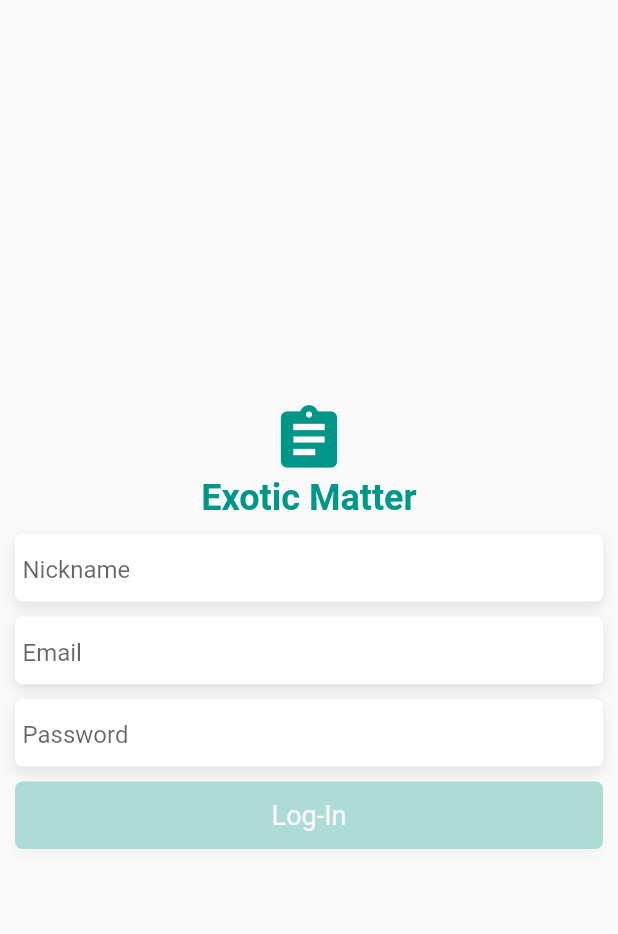
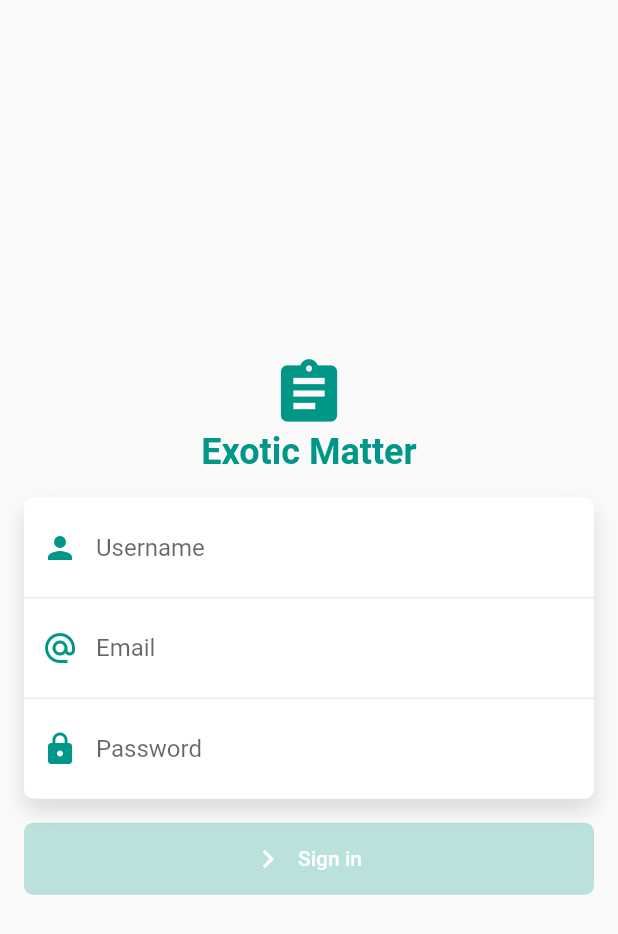
Before and after one commit to DjangoOverloard/exomatter, a Flutter app: the screen it shows after launch, on a phone screen of 412 x 824 dp. Shown: the top 934 px of the screen. Run offline on Flutter 3.47's test engine with Material 2 defaults, Android fonts, the phone set to English and light mode, and no system bars; our stand-ins replace cloud_firestore, firebase_auth; accounts and stored records are empty.

Commit message:
refactored: a lot of stuff

```diff
--- a/lib/authorization/auth.dart
+++ /dev/null
@@ -1,176 +0,0 @@
-import 'package:cloud_firestore/cloud_firestore.dart';
-import 'package:exom/home.dart';
-import 'package:firebase_auth/firebase_auth.dart';
-import 'package:flutter/material.dart';
-import 'package:exom/homeFuncs.dart';
-
-
-class Authorization extends StatefulWidget {
-  @override
-  _AuthorizationState createState() => _AuthorizationState();
-}
-
-class _AuthorizationState extends State<Authorization> {
-  var email = '';
-  var password = '';
-  var nickname = '';
-  @override
-  Widget build(BuildContext context) {
-    return Scaffold(
-      body: Column(
-        mainAxisAlignment: MainAxisAlignment.center,
-        children: <Widget>[
-          Padding(
-            padding: EdgeInsets.only(top: 10),
-            child: Icon(Icons.assignment, color: Colors.teal,size: 50),
-          ),
-          Text('Exotic Matter', style: TextStyle(
-            fontWeight: FontWeight.bold,
-            color: Colors.teal, fontSize: 24,
-          )),
-          Padding(
-            padding: EdgeInsets.only(top: 10),
-                      child: Column(
-              mainAxisSize: MainAxisSize.min,
-              mainAxisAlignment: MainAxisAlignment.center,
-              children: List.generate(4, (index){
-                return defContainer(index);
-              })
-            ),
-          ),
-        ],
-      ),
-    );
-  }
-
-  enterTheSystem()async{
-    email = email.toLowerCase();
-    showDialog(context: context, builder:(context)=>AlertDialog(
-      title: Text('Entering the system'),
-      content: CircularProgressIndicator(
-        valueColor: AlwaysStoppedAnimation(Colors.teal),
-      ),
-    ));
-    final userDoc = await Firestore.instance.collection('Users')
-    .where('email', isEqualTo:email.toLowerCase()).limit(1).getDocuments();
-    if(userDoc.documents.length == 0){
-    await Firestore.instance.collection('Users').document().setData({
-      'nickname': nickname,
-      'email': email,
-      'registeredAt': DateTime.now(),
-    });
-    await FirebaseAuth.instance.createUserWithEmailAndPassword(email: '$email', password: '$password');
-    await getUserDoc();
-    Navigator.of(context).pop();
-    Navigator.of(context).push(MaterialPageRoute(
-      maintainState: true,
-      builder: (context)=> HomePage(),
-    ));
-    }else{
-    await FirebaseAuth.instance.signInWithEmailAndPassword(email: '$email', password: '$password')
-    .then((value)async{
-      await getUserDoc();
-      Navigator.of(context).pop();
-      Navigator.of(context).push(MaterialPageRoute(
-        maintainState: true,
-        builder: (context)=> HomePage(),
-      ));
-    }).catchError((error){
-      Navigator.of(context).pop();
-      showDialog(
-        context: context,
-        builder: (context)=>AlertDialog(
-        title: Text(error.toString()),
-        actions: <Widget>[
-          FlatButton(
-            onPressed: (){
-              Navigator.of(context).pop();
-            },
-            color: Colors.teal,
-            child: Center(
-              child: Text('Retry', style: TextStyle(
-                color: Colors.white,
-              )),
-            ),
-          ),
-        ],
-      ));
-    });
-    }
-  }
-
-  checkEverything(){
-    var ret = true;
-    if(nickname.length == 0){
-      ret = false;
-    }
-    if(password.length == 0){
-      ret = false;
-    }
-    if(!RegExp(r"^[a-zA-Z0-9.a-zA-Z0-9.!#$%&'*+-/=?^_`{|}~]+@[a-zA-Z0-9]+\.[a-zA-Z]+").hasMatch(email)){
-      ret = false;
-    }
-    return ret;
-  }
-  var correct = false;
-  Widget defContainer(index){
-    return Padding(
-      padding: EdgeInsets.only(top: index!=0?10:0, left: 10, right: 10),
-          child: GestureDetector(
-            onTap: (){
-              if(index ==3){
-                if(checkEverything()){
-                enterTheSystem();
-                }
-              }
-            },
-                      child: Opacity(
-                        opacity: index !=3?1.0:(checkEverything()?1.0:0.3),
-                                              child: Container(
-        height: 45,
-        width: double.maxFinite,
-        decoration: BoxDecoration(
-            color:index!=3? Colors.white:Colors.teal,
-            borderRadius: BorderRadius.circular(5),
-            boxShadow: [
-              BoxShadow(
-                 color: Colors.black.withOpacity(0.1),
-                    offset: Offset(0, 4),
-                    blurRadius: 8,
-              ),
-            ],
-        ),
-        child: index!=3?Padding(
-            padding: EdgeInsets.only(left: 5,right: 5),
-            child: TextField(
-              obscureText: index == 2,
-              onChanged: (value){
-                var val = value.trim();
-                if(index == 0){nickname = val;}
-                else if(index == 1){email = val;}
-                else{password = val;}
-                if(checkEverything() && !correct){
-                  correct = true;
-                  setState((){});
-                }
-                if(!checkEverything() && correct){
-                  correct = false;
-                  setState((){});
-                }
-              },
-              decoration: InputDecoration(
-                border: InputBorder.none,
-                hintText: index == 0?'Nickname':index == 1?'Email':'Password',
-              ),
-            ),
-        ):Center(
-            child: Text('Log-In', style: TextStyle(
-              color: Colors.white, fontSize: 18,
-            )),
-        ),
-      ),
-                      ),
-          ),
-    );
-  }
-}
--- /dev/null
+++ b/lib/authorization/auth_page.dart
@@ -0,0 +1,207 @@
+import 'package:cloud_firestore/cloud_firestore.dart';
+import 'package:exom/home.dart';
+import 'package:exom/widgets/container.dart';
+import 'package:exom/widgets/text_field.dart';
+import 'package:firebase_auth/firebase_auth.dart';
+import 'package:flutter/material.dart';
+import 'package:exom/homeFuncs.dart';
+
+class Authorization extends StatefulWidget {
+  @override
+  _AuthorizationState createState() => _AuthorizationState();
+}
+
+class _AuthorizationState extends State<Authorization> {
+  TextEditingController emailController;
+  TextEditingController passwordController;
+  TextEditingController nicknameController;
+
+  @override
+  void initState() {
+    emailController = TextEditingController();
+    passwordController = TextEditingController();
+    nicknameController = TextEditingController();
+
+    emailController.addListener(() => setState(() {}));
+    passwordController.addListener(() => setState(() {}));
+    nicknameController.addListener(() => setState(() {}));
+
+    super.initState();
+  }
+
+  @override
+  void dispose() {
+    emailController.dispose();
+    passwordController.dispose();
+    nicknameController.dispose();
+    super.dispose();
+  }
+
+  @override
+  Widget build(BuildContext context) {
+    return Scaffold(
+      body: Center(
+        child: SingleChildScrollView(
+          padding: const EdgeInsets.all(16.0),
+          child: Column(
+            mainAxisSize: MainAxisSize.min,
+            mainAxisAlignment: MainAxisAlignment.center,
+            children: <Widget>[
+              Padding(
+                padding: EdgeInsets.only(top: 10),
+                child: Icon(Icons.assignment, color: Colors.teal, size: 50),
+              ),
+              Text(
+                'Exotic Matter',
+                style: TextStyle(
+                  fontWeight: FontWeight.bold,
+                  color: Colors.teal,
+                  fontSize: 24,
+                ),
+              ),
+              SizedBox(height: 16.0),
+              ExContainer(
+                padding: const EdgeInsets.symmetric(vertical: 8.0),
+                child: Column(
+                  mainAxisSize: MainAxisSize.min,
+                  children: [
+                    ExTextField(
+                      controller: nicknameController,
+                      icon: Icons.person,
+                      hint: 'Username',
+                      borderRadius: BorderRadius.vertical(
+                        top: Radius.circular(8.0),
+                      ),
+                    ),
+                    Divider(),
+                    ExTextField(
+                      controller: emailController,
+                      icon: Icons.alternate_email,
+                      hint: 'Email',
+                      keyboardType: TextInputType.emailAddress,
+                      borderRadius: BorderRadius.zero,
+                    ),
+                    Divider(),
+                    ExTextField(
+                      controller: passwordController,
+                      icon: Icons.lock,
+                      hint: 'Password',
+                      obscureText: true,
+                      borderRadius: BorderRadius.vertical(
+                        bottom: Radius.circular(8.0),
+                      ),
+                    ),
+                  ],
+                ),
+              ),
+              SizedBox(height: 16.0),
+              SizedBox(
+                width: double.infinity,
+                height: 48.0,
+                child: RaisedButton.icon(
+                  icon: Icon(Icons.chevron_right),
+                  label: Text('Sign in'),
+                  textColor: Colors.white,
+                  onPressed: checkEverything() ? enterTheSystem : null,
+                  color: Colors.teal,
+                  disabledColor: Colors.teal.withOpacity(0.25),
+                  shape: RoundedRectangleBorder(
+                    borderRadius: BorderRadius.circular(6.0),
+                  ),
+                ),
+              ),
+            ],
+          ),
+        ),
+      ),
+    );
+  }
+
+  enterTheSystem() async {
+    final email = emailController.text.toLowerCase();
+    final nickname = nicknameController.text;
+    final password = passwordController.text;
+
+    showDialog(
+      context: context,
+      builder: (context) => AlertDialog(
+        title: Text('Entering the system'),
+        content: CircularProgressIndicator(
+          valueColor: AlwaysStoppedAnimation(Colors.teal),
+        ),
+      ),
+    );
+
+    final userDoc = await Firestore.instance
+        .collection('Users')
+        .where('email', isEqualTo: email.toLowerCase())
+        .limit(1)
+        .getDocuments();
+    if (userDoc.documents.length == 0) {
+      await Firestore.instance.collection('Users').document().setData({
+        'nickname': nickname,
+        'email': email,
+        'registeredAt': DateTime.now(),
+      });
+      await FirebaseAuth.instance.createUserWithEmailAndPassword(
+          email: '$email', password: '$password');
+      await getUserDoc();
+      Navigator.of(context).pop();
+      Navigator.of(context).push(MaterialPageRoute(
+        maintainState: true,
+        builder: (context) => HomePage(),
+      ));
+    } else {
+      await FirebaseAuth.instance
+          .signInWithEmailAndPassword(email: '$email', password: '$password')
+          .then((value) async {
+        await getUserDoc();
+        Navigator.of(context).pop();
+        Navigator.of(context).push(MaterialPageRoute(
+          maintainState: true,
+          builder: (context) => HomePage(),
+        ));
+      }).catchError(
+        (error) {
+          Navigator.of(context).pop();
+          showDialog(
+            context: context,
+            builder: (context) => AlertDialog(
+              title: Text(error.toString()),
+              actions: <Widget>[
+                FlatButton(
+                  onPressed: () {
+                    Navigator.of(context).pop();
+                  },
+                  color: Colors.teal,
+                  child: Center(
+                    child: Text('Retry',
+                        style: TextStyle(
+                          color: Colors.white,
+                        )),
+                  ),
+                ),
+              ],
+            ),
+          );
+        },
+      );
+    }
+  }
+
+  checkEverything() {
+    if (nicknameController.text.length == 0) {
+      return false;
+    }
+    if (passwordController.text.length == 0) {
+      return false;
+    }
+    if (!RegExp(
+      r"^[a-zA-Z0-9.a-zA-Z0-9.!#$%&'*+-/=?^_`{|}~]+@[a-zA-Z0-9]+\.[a-zA-Z]+",
+    ).hasMatch(emailController.text)) {
+      return false;
+    }
+
+    return true;
+  }
+}
--- /dev/null
+++ b/lib/widgets/container.dart
@@ -0,0 +1,46 @@
+import 'package:flutter/material.dart';
+
+class ExContainer extends StatelessWidget {
+  final Widget child;
+  final VoidCallback onTap;
+  final EdgeInsets padding;
+
+  const ExContainer({
+    Key key,
+    this.child,
+    this.padding,
+    this.onTap,
+  }) : super(key: key);
+
+  @override
+  Widget build(BuildContext context) {
+    final borderRadius = BorderRadius.circular(6.0);
+    return Container(
+      decoration: BoxDecoration(
+        color: Colors.white,
+        borderRadius: borderRadius,
+        boxShadow: [
+          BoxShadow(
+            offset: Offset(0.0, 8.0),
+            blurRadius: 12.0,
+            color: Colors.black.withOpacity(0.125),
+          ),
+        ],
+      ),
+      child: ClipRRect(
+        borderRadius: borderRadius,
+        child: Material(
+          type: MaterialType.transparency,
+          child: InkWell(
+            onTap: onTap,
+            borderRadius: borderRadius,
+            child: Padding(
+              padding: padding ?? const EdgeInsets.all(12.0),
+              child: child,
+            ),
+          ),
+        ),
+      ),
+    );
+  }
+}
--- /dev/null
+++ b/lib/widgets/text_field.dart
@@ -0,0 +1,44 @@
+import 'package:flutter/material.dart';
+
+class ExTextField extends StatelessWidget {
+  final String hint;
+  final IconData icon;
+  final BorderRadius borderRadius;
+  final TextEditingController controller;
+  final bool obscureText;
+  final TextInputType keyboardType;
+
+  const ExTextField({
+    Key key,
+    this.hint,
+    this.icon,
+    this.borderRadius,
+    this.controller,
+    this.obscureText,
+    this.keyboardType,
+  }) : super(key: key);
+
+  @override
+  Widget build(BuildContext context) {
+    return Container(
+      decoration: BoxDecoration(
+        color: Colors.white,
+        borderRadius: borderRadius ?? BorderRadius.circular(4.0),
+      ),
+      child: TextField(
+        controller: controller,
+        keyboardType: keyboardType,
+        obscureText: obscureText ?? false,
+        decoration: InputDecoration(
+          hintText: hint,
+          border: InputBorder.none,
+          contentPadding: EdgeInsets.all(16.0),
+          prefixIcon: Icon(
+            icon,
+            color: Colors.teal,
+          ),
+        ),
+      ),
+    );
+  }
+}
```
Also changed, not shown: lib/main.dart (+22 -14 lines), lib/posts/postFuncs.dart (+77 -41 lines), lib/posts/postPage.dart (+50 -42 lines), 1 other file.
